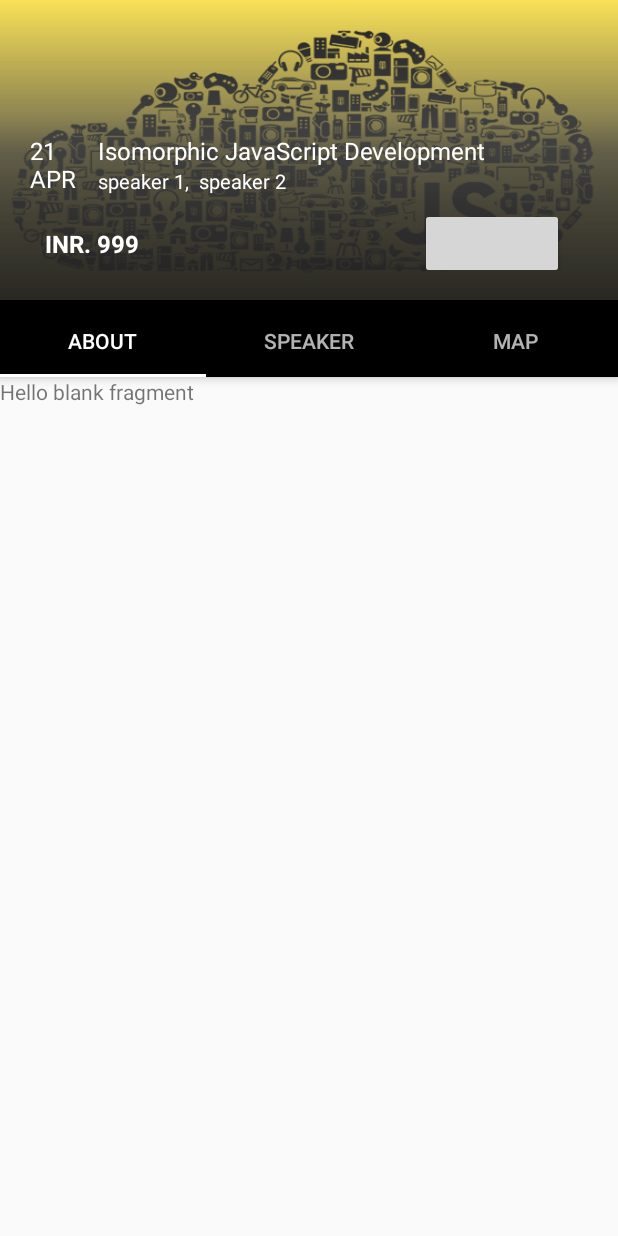
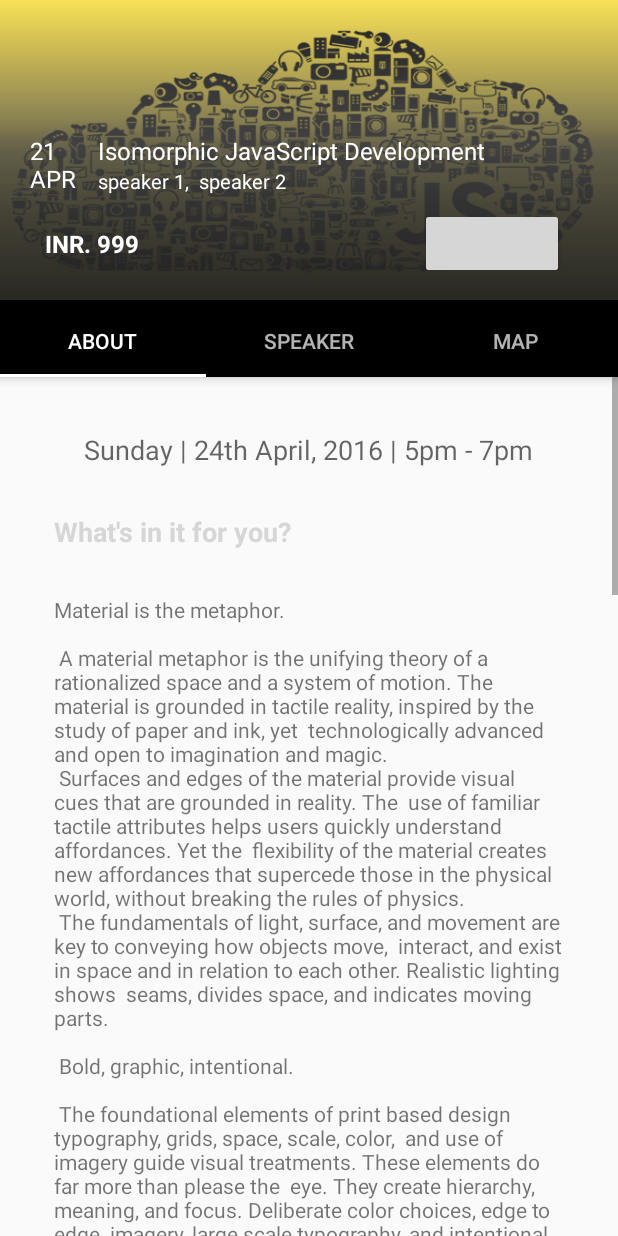
Before and after one commit to toscstudio/hellomeets_android-app, an Android app: the AboutFragment screen opened directly, with no data from a screen before it, on a phone screen of 412 x 824 dp. Run offline under Robolectric (Android 15) with nearby library versions, the phone set to English and light mode, and no system bars.

Commit message:
About fragment layout

```diff
--- a/app/src/main/res/layout/fragment_about.xml
+++ b/app/src/main/res/layout/fragment_about.xml
@@ -1,13 +1,61 @@
-<FrameLayout xmlns:android="http://schemas.android.com/apk/res/android"
+<ScrollView xmlns:android="http://schemas.android.com/apk/res/android"
     xmlns:tools="http://schemas.android.com/tools"
     android:layout_width="match_parent"
     android:layout_height="match_parent"
     tools:context="com.hellomeets.android.fragment.upcoming.eventsDetail.AboutFragment">
 
-    <!-- TODO: Update blank fragment layout -->
-    <TextView
+    <LinearLayout
         android:layout_width="match_parent"
         android:layout_height="match_parent"
-        android:text="@string/hello_blank_fragment" />
+        android:orientation="vertical">
 
-</FrameLayout>
+        <TextView
+            android:layout_width="wrap_content"
+            android:layout_height="wrap_content"
+            android:text="Sunday | 24th April, 2016 | 5pm - 7pm"
+            android:layout_gravity="center_horizontal"
+            android:layout_marginTop="36dp"
+            android:textAppearance="@style/TextAppearance.AppCompat.Medium"/>
+
+        <TextView
+            android:id="@+id/Speakers_name"
+            android:layout_width="wrap_content"
+            android:layout_height="wrap_content"
+            android:text="What's in it for you?"
+            android:layout_gravity="left"
+            android:layout_marginTop="30dp"
+            android:layout_marginLeft="36dp"
+            android:layout_marginRight="36dp"
+            android:textAppearance="@style/TextAppearance.AppCompat.Medium"
+            android:textStyle="bold"
+            android:textColor="@color/finestBlack"/>
+
+        <TextView
+            android:id="@+id/detail"
+            android:layout_width="match_parent"
+            android:layout_height="match_parent"
+            android:text="@string/large_text"
+            android:layout_marginTop="30dp"
+            android:layout_marginLeft="36dp"
+            android:layout_marginRight="36dp"/>
+
+        <Button
+            android:id="@+id/book"
+            android:layout_width="match_parent"
+            android:layout_height="wrap_content"
+            android:text="BOOK NOW"
+            android:background="@drawable/item_bg"
+            android:textColor="@color/finestBlack"
+            android:textSize="13sp"
+            android:padding="9dp"
+            android:layout_marginTop="10dp"
+            android:layout_marginLeft="36dp"
+            android:layout_marginRight="36dp"
+            android:layout_marginBottom="16dp"
+            android:fontFamily="sans-serif"
+            android:textStyle="normal" />
+
+
+    </LinearLayout>
+
+</ScrollView>
```
